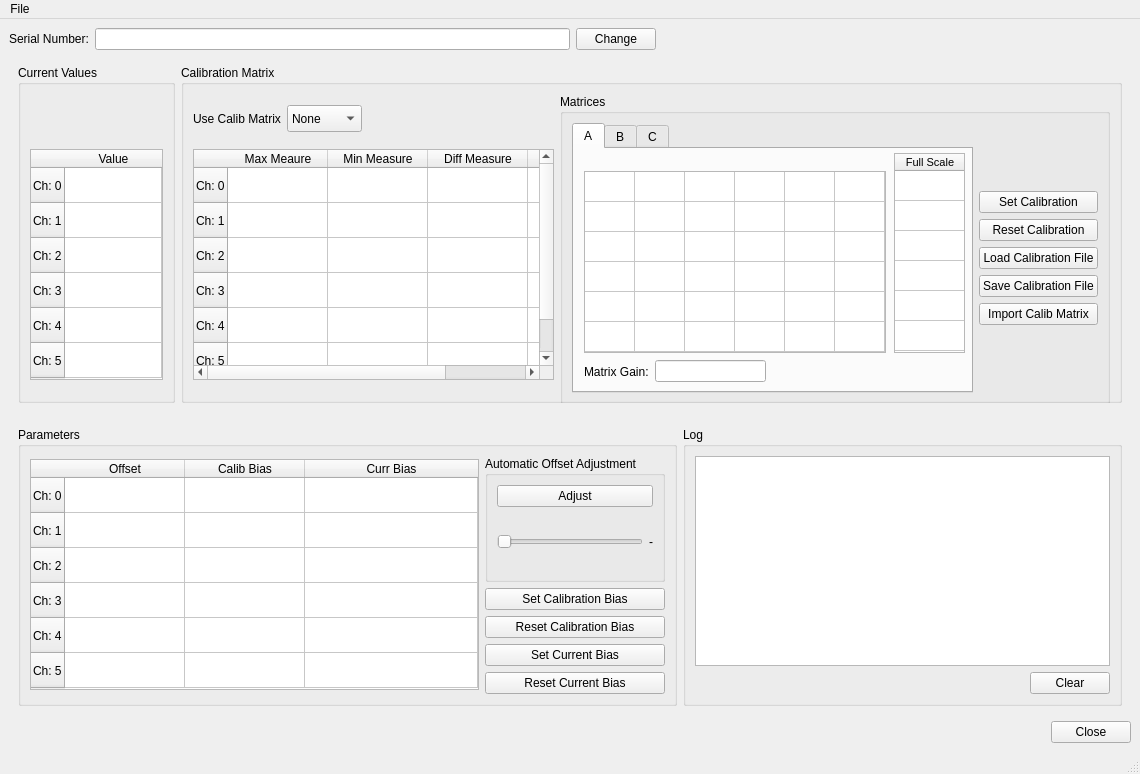
robotology/icub-main, file src/tools/FirmwareUpdater/calibrationwindow.ui: the form before one commit.
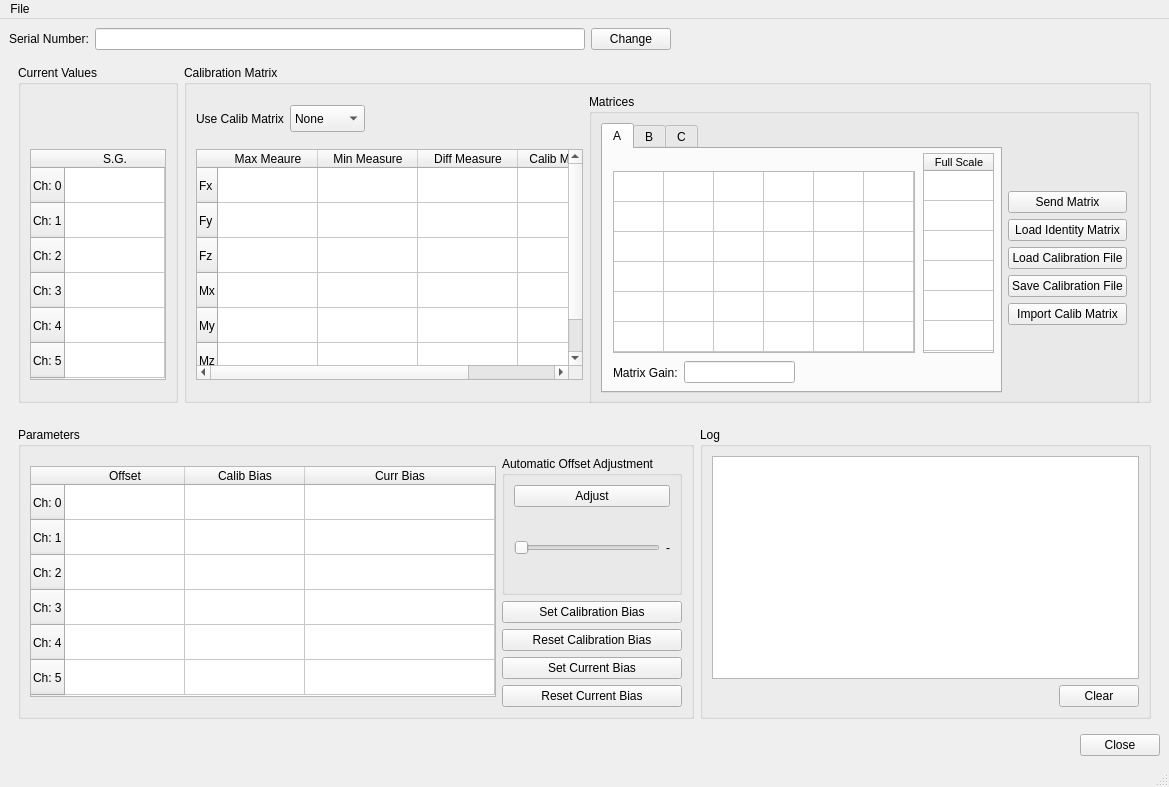
The form after the commit.

Diff of the .ui file:
```diff
--- a/src/tools/FirmwareUpdater/calibrationwindow.ui
+++ b/src/tools/FirmwareUpdater/calibrationwindow.ui
@@ -6,8 +6,8 @@
    <rect>
     <x>0</x>
     <y>0</y>
-    <width>1140</width>
-    <height>774</height>
+    <width>1169</width>
+    <height>787</height>
    </rect>
   </property>
   <property name="windowTitle">
@@ -156,7 +156,7 @@
             </row>
             <column>
              <property name="text">
-              <string>Value</string>
+              <string>S.G.</string>
              </property>
             </column>
            </widget>
@@ -283,32 +283,32 @@
               </attribute>
               <row>
                <property name="text">
-                <string>Ch: 0</string>
+                <string>Fx</string>
                </property>
               </row>
               <row>
                <property name="text">
-                <string>Ch: 1</string>
+                <string>Fy</string>
                </property>
               </row>
               <row>
                <property name="text">
-                <string>Ch: 2</string>
+                <string>Fz</string>
                </property>
               </row>
               <row>
                <property name="text">
-                <string>Ch: 3</string>
+                <string>Mx</string>
                </property>
               </row>
               <row>
                <property name="text">
-                <string>Ch: 4</string>
+                <string>My</string>
                </property>
               </row>
               <row>
                <property name="text">
-                <string>Ch: 5</string>
+                <string>Mz</string>
                </property>
               </row>
               <column>
@@ -328,7 +328,7 @@
               </column>
               <column>
                <property name="text">
-                <string>Newton</string>
+                <string>Calib Measure</string>
                </property>
               </column>
              </widget>
@@ -439,7 +439,7 @@
                    <x>10</x>
                    <y>209</y>
                    <width>182</width>
-                   <height>27</height>
+                   <height>29</height>
                   </rect>
                  </property>
                  <layout class="QHBoxLayout" name="horizontalLayout_3">
@@ -987,14 +987,14 @@
                <item>
                 <widget class="QPushButton" name="btnSetCalibration">
                  <property name="text">
-                  <string>Set Calibration</string>
+                  <string>Send Matrix</string>
                  </property>
                 </widget>
                </item>
                <item>
                 <widget class="QPushButton" name="btnResetCalib">
                  <property name="text">
-                  <string>Reset Calibration</string>
+                  <string>Load Identity Matrix</string>
                  </property>
                 </widget>
                </item>
@@ -1270,8 +1270,8 @@
     <rect>
      <x>0</x>
      <y>0</y>
-     <width>1140</width>
-     <height>20</height>
+     <width>1169</width>
+     <height>25</height>
     </rect>
    </property>
    <widget class="QMenu" name="menuFile">
```
Left out of the diff: 4 changed lines with no effect on the pictures.
